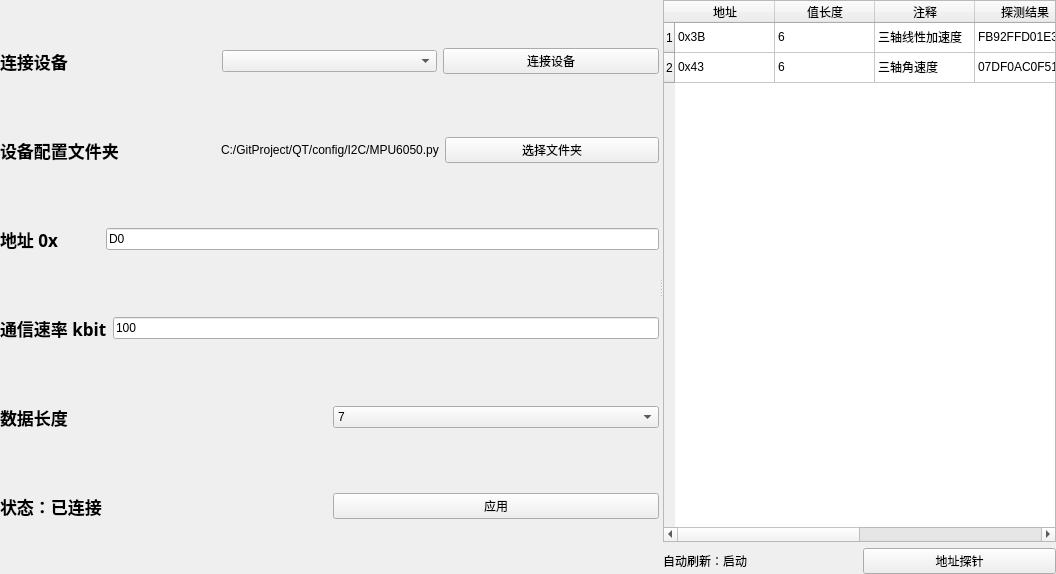
Yecgaa1/WirelessMonitor, file thirdTarget_I2CTool/IICDeviceEach.ui: the form before one commit.
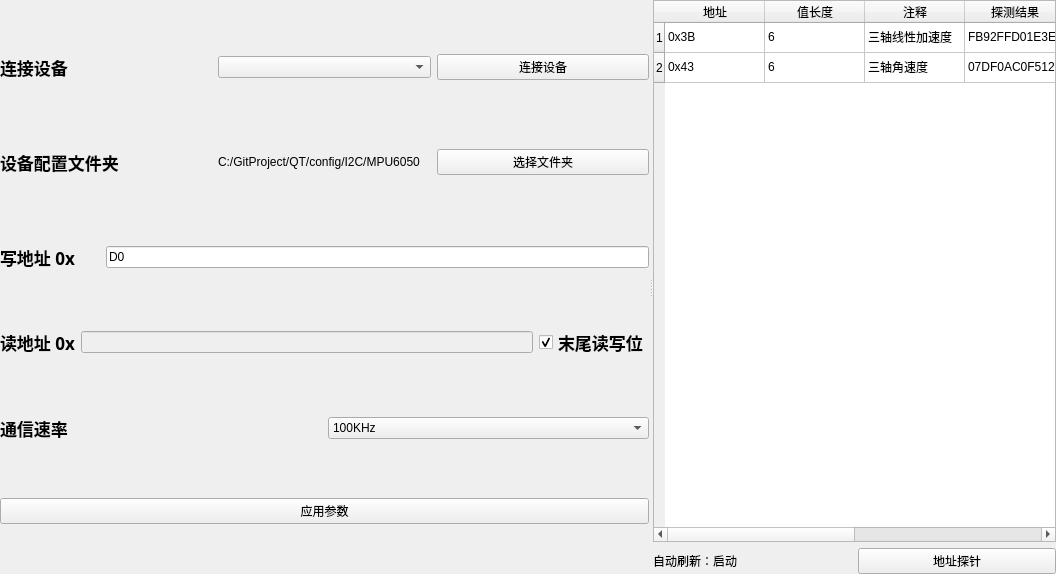
The form after the commit. Custom widgets are drawn as their Qt base class.

```diff
--- a/thirdTarget_I2CTool/IICDeviceEach.ui
+++ b/thirdTarget_I2CTool/IICDeviceEach.ui
@@ -101,7 +101,7 @@
          <item>
           <widget class="QLabel" name="DeviceFile">
            <property name="text">
-            <string>C:/GitProject/QT/config/I2C/MPU6050.py</string>
+            <string>C:/GitProject/QT/config/I2C/MPU6050</string>
            </property>
           </widget>
          </item>
@@ -132,12 +132,12 @@
             </font>
            </property>
            <property name="text">
-            <string>地址 0x</string>
+            <string>写地址 0x</string>
            </property>
           </widget>
          </item>
          <item>
-          <widget class="QLineEdit" name="lineEdit">
+          <widget class="FluLineEdit" name="ADDR_W">
            <property name="text">
             <string>D0</string>
            </property>
@@ -145,41 +145,52 @@
          </item>
         </layout>
        </item>
-       <item>
-        <layout class="QHBoxLayout" name="horizontalLayout_3">
-         <item>
-          <widget class="FluLabel" name="label_2">
-           <property name="minimumSize">
-            <size>
-             <width>100</width>
-             <height>50</height>
-            </size>
-           </property>
-           <property name="font">
-            <font>
-             <family>幼圆</family>
-             <pointsize>13</pointsize>
-             <bold>true</bold>
-            </font>
-           </property>
-           <property name="text">
-            <string>通信速率 kbit</string>
-           </property>
-          </widget>
-         </item>
-         <item>
-          <widget class="QLineEdit" name="lineEdit_2">
-           <property name="text">
-            <string>100</string>
-           </property>
-          </widget>
-         </item>
-        </layout>
-       </item>
        <item>
         <layout class="QHBoxLayout" name="horizontalLayout_4">
          <item>
           <widget class="FluLabel" name="label_3">
+           <property name="font">
+            <font>
+             <family>幼圆</family>
+             <pointsize>13</pointsize>
+             <bold>true</bold>
+            </font>
+           </property>
+           <property name="text">
+            <string>读地址 0x</string>
+           </property>
+          </widget>
+         </item>
+         <item>
+          <widget class="FluLineEdit" name="ADDR_R">
+           <property name="enabled">
+            <bool>false</bool>
+           </property>
+          </widget>
+         </item>
+         <item>
+          <widget class="FluCheckBox" name="isRW1">
+           <property name="font">
+            <font>
+             <family>幼圆</family>
+             <pointsize>13</pointsize>
+             <bold>true</bold>
+            </font>
+           </property>
+           <property name="text">
+            <string>末尾读写位</string>
+           </property>
+           <property name="checked">
+            <bool>true</bool>
+           </property>
+          </widget>
+         </item>
+        </layout>
+       </item>
+       <item>
+        <layout class="QHBoxLayout" name="horizontalLayout_3">
+         <item>
+          <widget class="FluLabel" name="label_2">
            <property name="minimumSize">
             <size>
              <width>100</width>
@@ -194,20 +205,33 @@
             </font>
            </property>
            <property name="text">
-            <string>数据长度</string>
+            <string>通信速率</string>
            </property>
           </widget>
          </item>
          <item>
-          <widget class="FluComboBox" name="comboBox">
+          <widget class="FluComboBox" name="SpeedChooseCombo">
+           <property name="currentIndex">
+            <number>1</number>
+           </property>
            <item>
             <property name="text">
-             <string>7</string>
+             <string>20KHz</string>
             </property>
            </item>
            <item>
             <property name="text">
-             <string>10</string>
+             <string>100KHz</string>
+            </property>
+           </item>
+           <item>
+            <property name="text">
+             <string>400KHz</string>
+            </property>
+           </item>
+           <item>
+            <property name="text">
+             <string>750KHz</string>
             </property>
            </item>
           </widget>
@@ -217,29 +241,9 @@
        <item>
         <layout class="QHBoxLayout" name="horizontalLayout_5">
          <item>
-          <widget class="FluLabel" name="state">
-           <property name="minimumSize">
-            <size>
-             <width>100</width>
-             <height>50</height>
-            </size>
-           </property>
-           <property name="font">
-            <font>
-             <family>幼圆</family>
-             <pointsize>13</pointsize>
-             <bold>true</bold>
-            </font>
-           </property>
+          <widget class="FluPushButton" name="applyI2C">
            <property name="text">
-            <string>状态：已连接</string>
-           </property>
-          </widget>
-         </item>
-         <item>
-          <widget class="FluPushButton" name="apply">
-           <property name="text">
-            <string>应用</string>
+            <string>应用参数</string>
            </property>
           </widget>
          </item>
@@ -379,6 +383,21 @@
    <extends>QComboBox</extends>
    <header location="global">FluComboBox.h</header>
   </customwidget>
+  <customwidget>
+   <class>FluToggleButton</class>
+   <extends>QPushButton</extends>
+   <header location="global">FluToggleButton.h</header>
+  </customwidget>
+  <customwidget>
+   <class>FluLineEdit</class>
+   <extends>QLineEdit</extends>
+   <header location="global">FluLineEdit.h</header>
+  </customwidget>
+  <customwidget>
+   <class>FluCheckBox</class>
+   <extends>QCheckBox</extends>
+   <header location="global">FluCheckBox.h</header>
+  </customwidget>
  </customwidgets>
  <resources/>
  <connections/>
```
Left out of the diff: 2 changed lines with no effect on the pictures.
